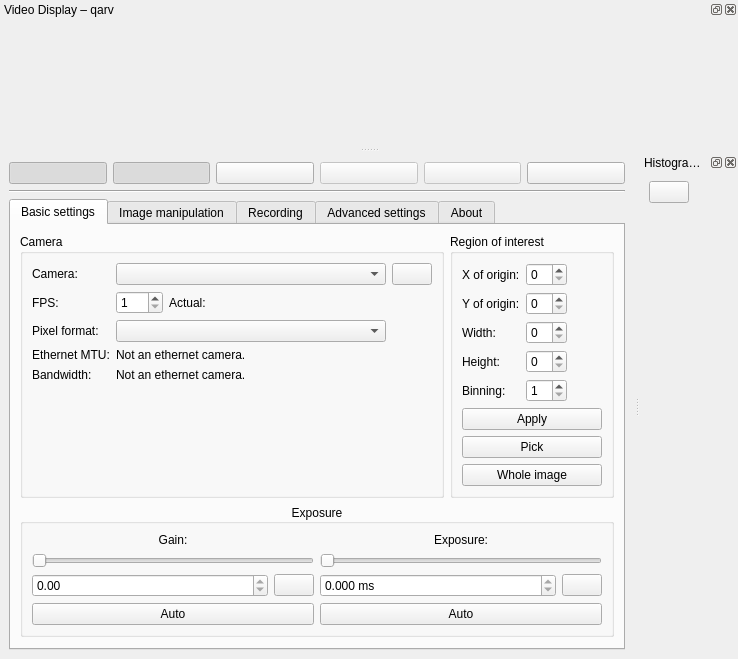
First picture: the form in src/mainwindow.ui, repository AD-Vega/qarv, before the edit.
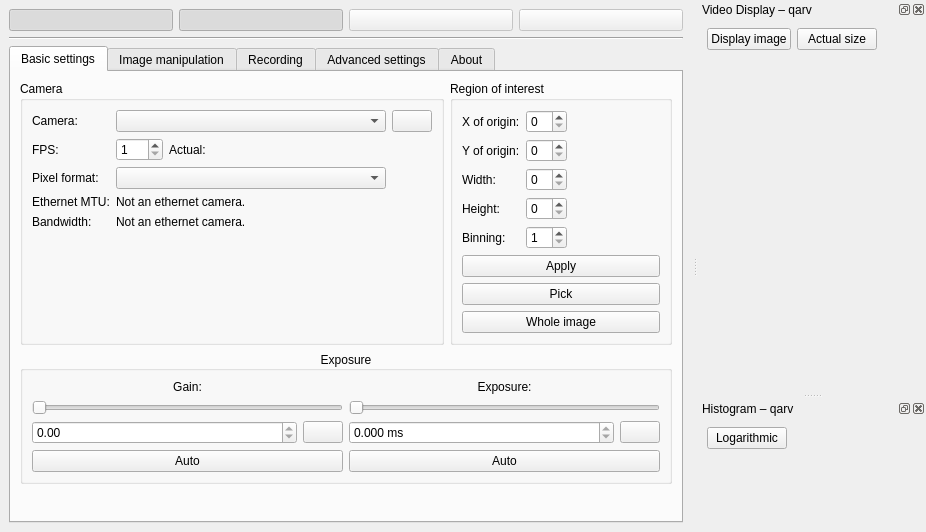
Second picture: the form after the edit. Icons and pictures are not drawn. Custom widgets are drawn as their Qt base class.

Commit message: Move the "Live image" and "1:1" buttons to the dock widget, add labels to buttons.

Diff of the .ui file:
```diff
--- a/src/mainwindow.ui
+++ b/src/mainwindow.ui
@@ -6,8 +6,8 @@
    <rect>
     <x>0</x>
     <y>0</y>
-    <width>738</width>
-    <height>629</height>
+    <width>926</width>
+    <height>532</height>
    </rect>
   </property>
   <property name="windowTitle">
@@ -847,24 +847,6 @@
         </property>
        </widget>
       </item>
-      <item>
-       <widget class="QPushButton" name="unzoomButton">
-        <property name="toolTip">
-         <string>Fix display size to video size.</string>
-        </property>
-        <property name="text">
-         <string/>
-        </property>
-        <property name="icon">
-         <iconset theme="zoom-original">
-          <normaloff/>
-         </iconset>
-        </property>
-        <property name="checkable">
-         <bool>true</bool>
-        </property>
-       </widget>
-      </item>
       <item>
        <widget class="QPushButton" name="snapButton">
         <property name="enabled">
@@ -903,13 +885,28 @@
         </property>
        </widget>
       </item>
+     </layout>
+    </item>
+   </layout>
+  </widget>
+  <widget class="QDockWidget" name="videodock">
+   <property name="windowTitle">
+    <string>Video Display – qarv</string>
+   </property>
+   <attribute name="dockWidgetArea">
+    <number>2</number>
+   </attribute>
+   <widget class="QWidget" name="widget_2">
+    <layout class="QVBoxLayout" name="verticalLayout_8">
+     <item>
+      <layout class="QHBoxLayout" name="horizontalLayout_14">
       <item>
        <widget class="QPushButton" name="playButton">
         <property name="toolTip">
          <string>Display live image.</string>
         </property>
         <property name="text">
-         <string/>
+          <string>Display image</string>
         </property>
         <property name="icon">
          <iconset theme="media-playback-start">
@@ -921,18 +918,41 @@
         </property>
        </widget>
       </item>
-     </layout>
-    </item>
-   </layout>
-  </widget>
-  <widget class="QDockWidget" name="videodock">
-   <property name="windowTitle">
-    <string>Video Display – qarv</string>
-   </property>
-   <attribute name="dockWidgetArea">
-    <number>4</number>
-   </attribute>
-   <widget class="GLVideoWidget" name="video">
+       <item>
+        <widget class="QPushButton" name="unzoomButton">
+         <property name="toolTip">
+          <string>Fix display size to video size.</string>
+         </property>
+         <property name="text">
+          <string>Actual size</string>
+         </property>
+         <property name="icon">
+          <iconset theme="zoom-original">
+           <normaloff/>
+          </iconset>
+         </property>
+         <property name="checkable">
+          <bool>true</bool>
+         </property>
+        </widget>
+       </item>
+       <item>
+        <spacer name="horizontalSpacer_3">
+         <property name="orientation">
+          <enum>Qt::Horizontal</enum>
+         </property>
+         <property name="sizeHint" stdset="0">
+          <size>
+           <width>40</width>
+           <height>20</height>
+          </size>
+         </property>
+        </spacer>
+       </item>
+      </layout>
+     </item>
+     <item>
+      <widget class="GLVideoWidget" name="video" native="true">
     <property name="sizePolicy">
      <sizepolicy hsizetype="MinimumExpanding" vsizetype="MinimumExpanding">
       <horstretch>0</horstretch>
@@ -946,6 +966,9 @@
      </size>
     </property>
    </widget>
+     </item>
+    </layout>
+   </widget>
   </widget>
   <widget class="QDockWidget" name="histogramdock">
    <property name="windowTitle">
@@ -964,7 +987,7 @@
           <string>Logarithmic histogram.</string>
          </property>
          <property name="text">
-          <string/>
+          <string>Logarithmic</string>
          </property>
          <property name="icon">
           <iconset theme="view-object-histogram-logarithmic">
```
Lines whose indentation alone changed are shown as unchanged. The commit also changes 1 other file.
